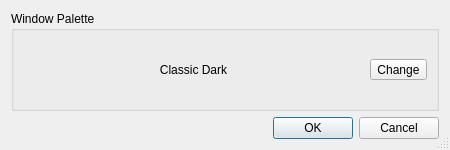
The window that preferencesdialog.ui (FortuneStreetModding/fortune-avenue-qt) describes before a commit, drawn with Qt 5.
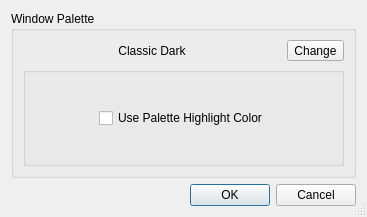
The same window after the commit.

Commit message: Add the ability to toggle the highlight color separately from the rest of the palette for accessibility reasons

```diff
--- a/preferencesdialog.ui
+++ b/preferencesdialog.ui
@@ -6,8 +6,8 @@
    <rect>
     <x>0</x>
     <y>0</y>
-    <width>450</width>
-    <height>150</height>
+    <width>367</width>
+    <height>217</height>
    </rect>
   </property>
   <property name="windowTitle">
@@ -31,7 +31,9 @@
      <property name="checkable">
       <bool>false</bool>
      </property>
-     <layout class="QHBoxLayout" name="horizontalLayout">
+     <layout class="QVBoxLayout" name="verticalLayout_2">
+      <item>
+       <layout class="QHBoxLayout" name="windowPaletteLabelHorizontalLayout">
       <item>
        <widget class="QLabel" name="windowPaletteLabel">
         <property name="frameShape">
@@ -65,6 +67,50 @@
         <property name="arrowType">
          <enum>Qt::NoArrow</enum>
         </property>
+         </widget>
+        </item>
+       </layout>
+      </item>
+      <item>
+       <widget class="QGroupBox" name="useHighlightColorGroupBox">
+        <property name="title">
+         <string/>
+        </property>
+        <layout class="QHBoxLayout" name="useHighlightColorLayout">
+         <item>
+          <spacer name="useHighlightColorLeftSpacer">
+           <property name="orientation">
+            <enum>Qt::Horizontal</enum>
+           </property>
+           <property name="sizeHint" stdset="0">
+            <size>
+             <width>40</width>
+             <height>20</height>
+            </size>
+           </property>
+          </spacer>
+         </item>
+         <item>
+          <widget class="QCheckBox" name="usePaletteHighlightColorCheckbox">
+           <property name="text">
+            <string>Use Palette Highlight Color</string>
+           </property>
+          </widget>
+         </item>
+         <item>
+          <spacer name="useHighlightColorRightSpacer">
+           <property name="orientation">
+            <enum>Qt::Horizontal</enum>
+           </property>
+           <property name="sizeHint" stdset="0">
+            <size>
+             <width>40</width>
+             <height>20</height>
+            </size>
+           </property>
+          </spacer>
+         </item>
+        </layout>
        </widget>
       </item>
      </layout>
```
Lines whose indentation alone changed are shown as unchanged. The commit also changes 5 other files.
